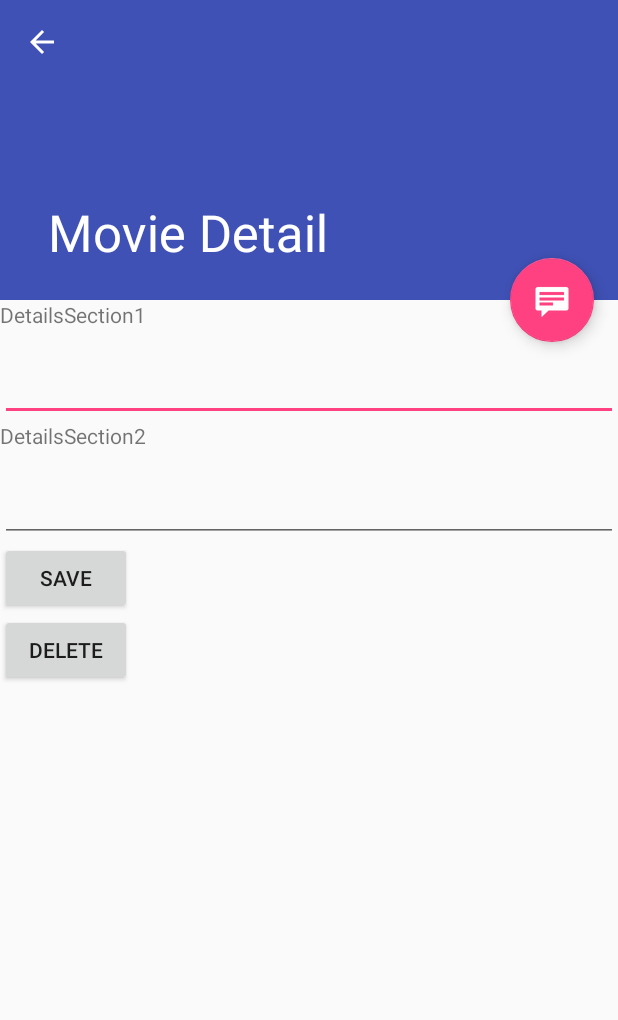
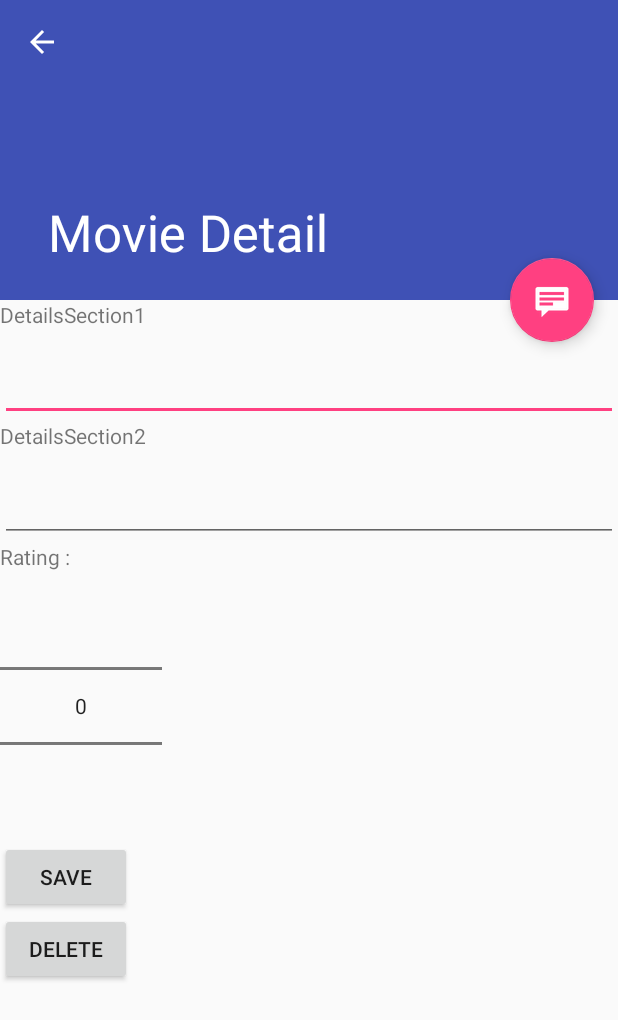
Before and after one commit to robyerts/mobileApplicationsProject, an Android app: the MovieDetailFragment screen opened directly, with no data from a screen before it, on a phone screen of 412 x 824 dp. Shown: the top 1020 px of the screen. Run offline under Robolectric (Android 15) with nearby library versions, the phone set to English and light mode, and no system bars; our stand-ins replace Room's generated code; 1 statement that could not run was skipped.

Commit message:
refactored a little

```diff
--- a/android/app/src/main/java/com/example/robert/myapplicationlogin2/crud/CreateMovieFragment.java
+++ b/android/app/src/main/java/com/example/robert/myapplicationlogin2/crud/CreateMovieFragment.java
@@ -30,6 +30,7 @@ public class CreateMovieFragment extends Fragment {
     EditText titleEditText;
     EditText details1EditText;
     EditText details2EditText;
+    NumberPicker np;
     public CreateMovieFragment() {
     }
 
@@ -37,7 +38,7 @@ public class CreateMovieFragment extends Fragment {
     public View onCreateView(LayoutInflater inflater, ViewGroup container,
                              Bundle savedInstanceState) {
         View rootView = inflater.inflate(R.layout.fragment_create_movie, container, false);
-        NumberPicker np = (NumberPicker) rootView.findViewById(R.id.numberPicker);
+        np = (NumberPicker) rootView.findViewById(R.id.numberPicker);
         np.setMinValue(1);
         np.setMaxValue(10);
         np.setWrapSelectorWheel(true);
@@ -52,7 +53,7 @@ public class CreateMovieFragment extends Fragment {
                 String title = titleEditText.getText().toString();
                 String details1 = details1EditText.getText().toString();
                 String details2 = details2EditText.getText().toString();
-                MovieItem movie = new MovieItem(title, details1, details2);
+                MovieItem movie = new MovieItem(title, details1, details2, np.getValue());
                 MovieDatabase.getInstance(getContext()).getMovieDao().insertMovie(movie);
             }
         };
--- a/android/app/src/main/java/com/example/robert/myapplicationlogin2/dao/MovieDao.java
+++ b/android/app/src/main/java/com/example/robert/myapplicationlogin2/dao/MovieDao.java
@@ -32,4 +32,7 @@ public interface MovieDao {
     @Query("SELECT * FROM MovieItem WHERE id=:id")
     public MovieItem getMovieById(long id);
 
+    @Query("SELECT * FROM MovieItem WHERE rating=:id")
+    public List<MovieItem> getMoviesByRating(int rating);
+
 }
--- a/android/app/src/main/java/com/example/robert/myapplicationlogin2/database/MovieDatabase.java
+++ b/android/app/src/main/java/com/example/robert/myapplicationlogin2/database/MovieDatabase.java
@@ -12,7 +12,7 @@ import com.example.robert.myapplicationlogin2.model.MovieItem;
  * Created by robert on 07.12.2017.
  */
 
-@Database(entities = { MovieItem.class }, version = 2)
+@Database(entities = { MovieItem.class }, version = 3)
 public abstract class MovieDatabase extends RoomDatabase {
 
     private static final String DB_NAME = "movieDatabase.db";
--- a/android/app/src/main/res/layout/movie_detail.xml
+++ b/android/app/src/main/res/layout/movie_detail.xml
@@ -36,6 +36,17 @@
         tools:context="com.example.robert.myapplicationlogin2.MovieDetailFragment"
     android:inputType="text"/>
 
+    <TextView
+        android:id="@+id/ratingTextView"
+        android:layout_width="match_parent"
+        android:layout_height="wrap_content"
+        android:text="Rating : " />
+
+    <NumberPicker
+        android:id="@+id/numberPickerRating"
+        android:layout_width="108dp"
+        android:layout_height="wrap_content" />
+
     <Button
         android:id="@+id/buttonSaveMovieItem"
         android:layout_width="wrap_content"
--- a/android/build.gradle
+++ b/android/build.gradle
@@ -15,6 +15,7 @@ buildscript {
 
 allprojects {
     repositories {
+        maven { url "https://jitpack.io" }
         jcenter()
         maven { url 'https://maven.google.com' }
         maven { url 'https://maven.fabric.io/public' }
```
Also changed, not shown: android/app/src/main/java/com/example/robert/myapplicationlogin2/MovieDetailFragment.java (+14 -2 lines), android/app/src/main/java/com/example/robert/myapplicationlogin2/model/MovieItem.java (+5 -2 lines).
